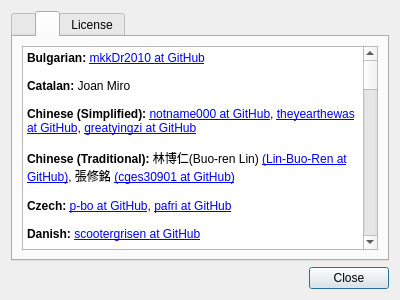
Before: the Qt Designer form featherpad/about.ui in vecnathewhisperd0/FeatherPad, drawn with Qt 5.
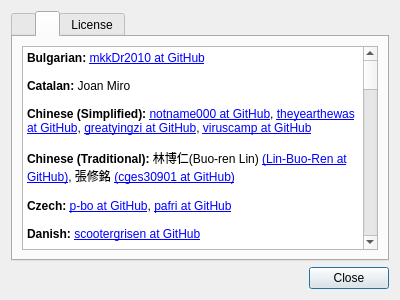
After: the same form once the commit is applied. The open tabs and pages were chosen to show the change.

Diff of the .ui file:
```diff
--- a/featherpad/about.ui
+++ b/featherpad/about.ui
@@ -101,7 +101,7 @@
 &lt;p style=&quot;-qt-paragraph-type:empty; margin-top:0px; margin-bottom:0px; margin-left:0px; margin-right:0px; -qt-block-indent:0; text-indent:0px;&quot;&gt;&lt;br /&gt;&lt;/p&gt;
 &lt;p style=&quot; margin-top:0px; margin-bottom:0px; margin-left:0px; margin-right:0px; -qt-block-indent:0; text-indent:0px;&quot;&gt;&lt;span style=&quot; font-weight:600;&quot;&gt;Catalan:&lt;/span&gt; Joan Miro&lt;/p&gt;
 &lt;p style=&quot;-qt-paragraph-type:empty; margin-top:0px; margin-bottom:0px; margin-left:0px; margin-right:0px; -qt-block-indent:0; text-indent:0px;&quot;&gt;&lt;br /&gt;&lt;/p&gt;
-&lt;p style=&quot; margin-top:0px; margin-bottom:0px; margin-left:0px; margin-right:0px; -qt-block-indent:0; text-indent:0px;&quot;&gt;&lt;span style=&quot; font-weight:600;&quot;&gt;Chinese (Simplified):&lt;/span&gt; &lt;a href=&quot;https://github.com/notname000&quot;&gt;notname000 at GitHub&lt;/a&gt;, &lt;a href=&quot;https://github.com/theyearthewas&quot;&gt;theyearthewas at GitHub&lt;/a&gt;, &lt;a href=&quot;https://github.com/greatyingzi&quot;&gt;greatyingzi at GitHub&lt;/a&gt;&lt;/p&gt;
+&lt;p style=&quot; margin-top:0px; margin-bottom:0px; margin-left:0px; margin-right:0px; -qt-block-indent:0; text-indent:0px;&quot;&gt;&lt;span style=&quot; font-weight:600;&quot;&gt;Chinese (Simplified):&lt;/span&gt; &lt;a href=&quot;https://github.com/notname000&quot;&gt;notname000 at GitHub&lt;/a&gt;, &lt;a href=&quot;https://github.com/theyearthewas&quot;&gt;theyearthewas at GitHub&lt;/a&gt;, &lt;a href=&quot;https://github.com/greatyingzi&quot;&gt;greatyingzi at GitHub&lt;/a&gt;, &lt;a href=&quot;https://github.com/viruscamp&quot;&gt;viruscamp at GitHub&lt;/a&gt;&lt;/p&gt;
 &lt;p style=&quot;-qt-paragraph-type:empty; margin-top:0px; margin-bottom:0px; margin-left:0px; margin-right:0px; -qt-block-indent:0; text-indent:0px;&quot;&gt;&lt;br /&gt;&lt;/p&gt;
 &lt;p style=&quot; margin-top:0px; margin-bottom:0px; margin-left:0px; margin-right:0px; -qt-block-indent:0; text-indent:0px;&quot;&gt;&lt;span style=&quot; font-weight:600;&quot;&gt;Chinese (Traditional):&lt;/span&gt; 林博仁(Buo-ren Lin) &lt;a href=&quot;https://github.com/Lin-Buo-Ren&quot;&gt;(Lin-Buo-Ren at GitHub)&lt;/a&gt;, 張修銘 &lt;a href=&quot;https://github.com/cges30901&quot;&gt;(cges30901 at GitHub)&lt;/a&gt;&lt;/p&gt;
 &lt;p style=&quot;-qt-paragraph-type:empty; margin-top:0px; margin-bottom:0px; margin-left:0px; margin-right:0px; -qt-block-indent:0; text-indent:0px;&quot;&gt;&lt;br /&gt;&lt;/p&gt;
@@ -115,7 +115,7 @@
 &lt;p style=&quot;-qt-paragraph-type:empty; margin-top:0px; margin-bottom:0px; margin-left:0px; margin-right:0px; -qt-block-indent:0; text-indent:0px;&quot;&gt;&lt;br /&gt;&lt;/p&gt;
 &lt;p style=&quot; margin-top:0px; margin-bottom:0px; margin-left:0px; margin-right:0px; -qt-block-indent:0; text-indent:0px;&quot;&gt;&lt;span style=&quot; font-weight:600;&quot;&gt;Estonian:&lt;/span&gt; Priit Jõerüüt&lt;/p&gt;
 &lt;p style=&quot;-qt-paragraph-type:empty; margin-top:0px; margin-bottom:0px; margin-left:0px; margin-right:0px; -qt-block-indent:0; text-indent:0px;&quot;&gt;&lt;br /&gt;&lt;/p&gt;
-&lt;p style=&quot; margin-top:0px; margin-bottom:0px; margin-left:0px; margin-right:0px; -qt-block-indent:0; text-indent:0px;&quot;&gt;&lt;span style=&quot; font-weight:600;&quot;&gt;Finnish:&lt;/span&gt; &lt;a href=&quot;https://github.com/Pyscowicz&quot;&gt;Pyscowicz at GitHub&lt;/a&gt;, Nikolay Korotkiy &lt;a href=&quot;https://github.com/sikmir&quot;&gt;&lt;span;&gt;(sikmir at GitHub)&lt;/a&gt;&lt;/p&gt;
+&lt;p style=&quot; margin-top:0px; margin-bottom:0px; margin-left:0px; margin-right:0px; -qt-block-indent:0; text-indent:0px;&quot;&gt;&lt;span style=&quot; font-weight:600;&quot;&gt;Finnish:&lt;/span&gt; &lt;a href=&quot;https://github.com/Pyscowicz&quot;&gt;Pyscowicz at GitHub&lt;/a&gt;, Nikolay Korotkiy &lt;a href=&quot;https://github.com/sikmir&quot;&gt;&lt;span;&gt;(sikmir at GitHub)&lt;/a&gt;, &lt;a href=&quot;https://github.com/Chiitoo&quot;&gt;&lt;span;&gt;Chiitoo at GitHub&lt;/span&gt;&lt;/a&gt;&lt;/p&gt;
 &lt;p style=&quot;-qt-paragraph-type:empty; margin-top:0px; margin-bottom:0px; margin-left:0px; margin-right:0px; -qt-block-indent:0; text-indent:0px;&quot;&gt;&lt;br /&gt;&lt;/p&gt;
 &lt;p style=&quot; margin-top:0px; margin-bottom:0px; margin-left:0px; margin-right:0px; -qt-block-indent:0; text-indent:0px;&quot;&gt;&lt;span style=&quot; font-weight:600;&quot;&gt;French:&lt;/span&gt; &lt;a href=&quot;mailto:cyrilusber2001@yahoo.fr?Subject=My%20Subject&quot;&gt;Cottet Cyril&lt;/a&gt; &lt;a href=&quot;https://github.com/cyrilus31&quot;&gt;(cyrilus31 at GitHub)&lt;/a&gt;, &lt;a href=&quot;https://github.com/pols12&quot;&gt;pols12 at GitHub&lt;/a&gt;, &lt;a href=&quot;https://github.com/LothaireCliquennois&quot;&gt;LothaireCliquennois at GitHub&lt;/a&gt;, Baptiste H&lt;/p&gt;
 &lt;p style=&quot;-qt-paragraph-type:empty; margin-top:0px; margin-bottom:0px; margin-left:0px; margin-right:0px; -qt-block-indent:0; text-indent:0px;&quot;&gt;&lt;br /&gt;&lt;/p&gt;
```
